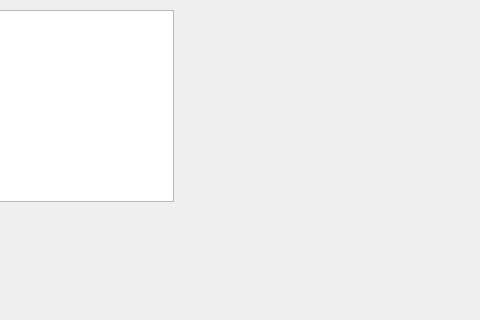
Before: the Qt Designer form Game/mainwindow.ui in ctrl-elri/nyssemeni, drawn with Qt 5; both pictures show x 102 to 582 and y 0 to 320 of the 800 by 600 pixel window.
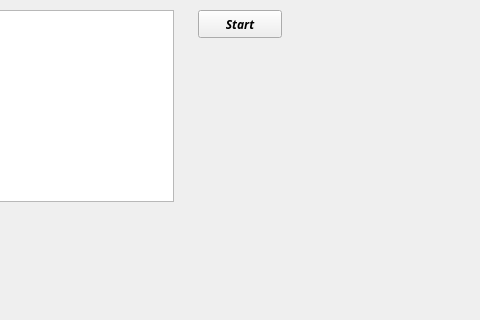
After: the same form once the commit is applied.

Diff of the .ui file:
```diff
--- a/Game/mainwindow.ui
+++ b/Game/mainwindow.ui
@@ -10,6 +10,14 @@
     <height>600</height>
    </rect>
   </property>
+  <property name="font">
+   <font>
+    <family>Console</family>
+    <weight>75</weight>
+    <italic>true</italic>
+    <bold>true</bold>
+   </font>
+  </property>
   <property name="windowTitle">
    <string>MainWindow</string>
   </property>
@@ -24,6 +32,19 @@
      </rect>
     </property>
    </widget>
+   <widget class="QPushButton" name="startButton">
+    <property name="geometry">
+     <rect>
+      <x>300</x>
+      <y>10</y>
+      <width>84</width>
+      <height>28</height>
+     </rect>
+    </property>
+    <property name="text">
+     <string>Start</string>
+    </property>
+   </widget>
   </widget>
   <widget class="QMenuBar" name="menubar">
    <property name="geometry">
```
Left out of the diff: 5 changed lines with no effect on the pictures.
